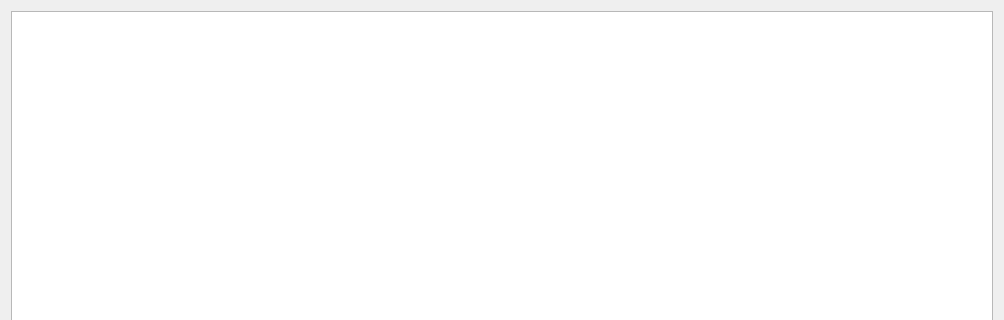
This is widgets/results.ui in ebrahimraeyat/civilTools as Qt 5 draws it before an edit; both pictures show x 0 to 1004 and y 0 to 320 of the 1004 by 615 pixel window. The edited form follows.
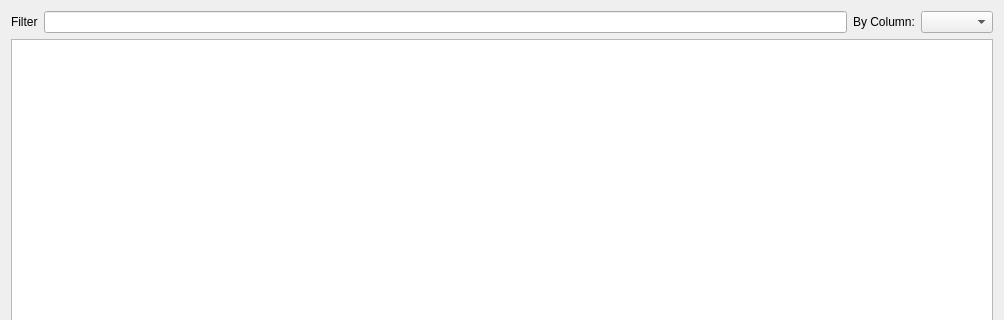
This is the edited form.

Commit message: CFACTOR: Adding filters to result table

```diff
--- a/widgets/results.ui
+++ b/widgets/results.ui
@@ -14,6 +14,30 @@
    <string>Results</string>
   </property>
   <layout class="QVBoxLayout" name="verticalLayout">
+   <item>
+    <layout class="QHBoxLayout" name="horizontalLayout">
+     <item>
+      <widget class="QLabel" name="label">
+       <property name="text">
+        <string>Filter</string>
+       </property>
+      </widget>
+     </item>
+     <item>
+      <widget class="QLineEdit" name="lineEdit"/>
+     </item>
+     <item>
+      <widget class="QLabel" name="label_2">
+       <property name="text">
+        <string>By Column:</string>
+       </property>
+      </widget>
+     </item>
+     <item>
+      <widget class="QComboBox" name="comboBox"/>
+     </item>
+    </layout>
+   </item>
    <item>
     <widget class="QTableView" name="result_table_view"/>
    </item>
```
The commit also changes 1 other file.
